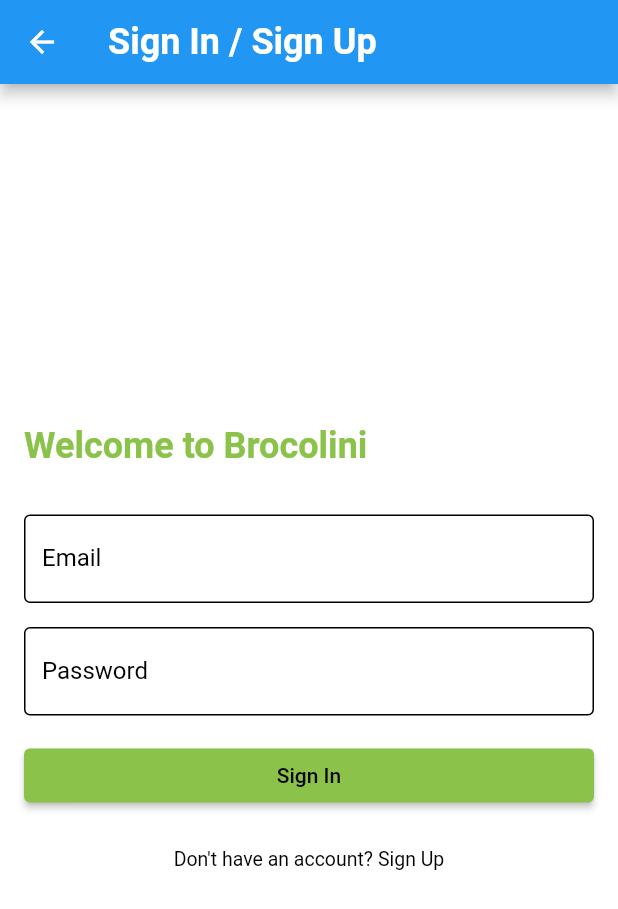
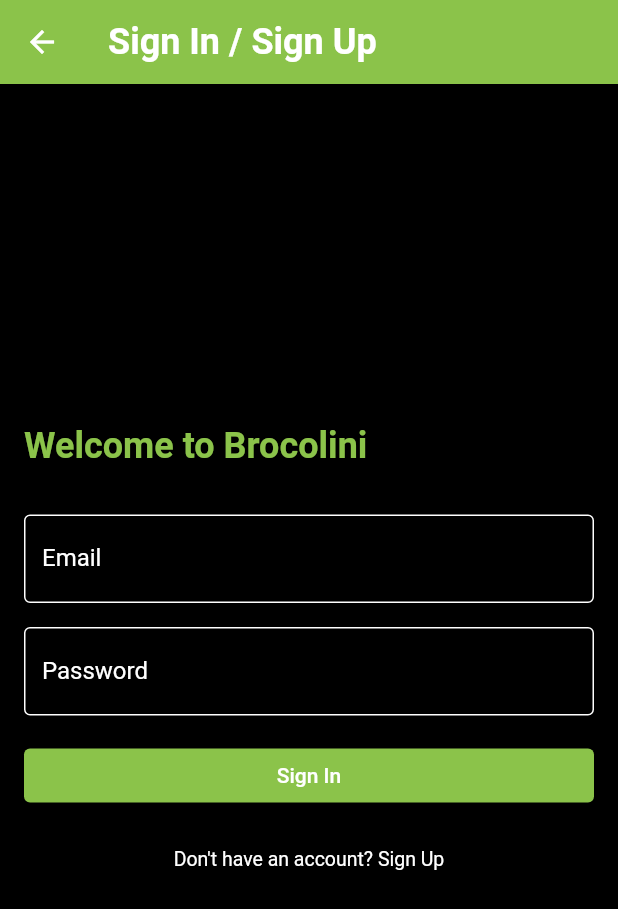
Before and after one commit to Djo111/bricolini, a Flutter app: the screen it shows after launch, after a tap on "Identify", on a phone screen of 412 x 824 dp. Shown: the top 909 px of the screen. Run offline on Flutter 3.47's test engine with Material 2 defaults, Android fonts, the phone set to English and light mode, and no system bars; our stand-ins replace flutter_map, flutter_spinbox, geocoding, geolocator, image_picker, latlong2; missing offline and left inert: jwt_decode; network calls fail.

Commit message:
update design

```diff
--- a/Front/lib/scenes/image_upload_widget.dart
+++ b/Front/lib/scenes/image_upload_widget.dart
@@ -72,7 +72,7 @@ class _ImageUploadWidgetState extends State<ImageUploadWidget> {
                   ),
                   backgroundColor: Colors.lightGreen,
                   padding: const EdgeInsets.symmetric(
-                      horizontal: 40.0, vertical: 15.0),
+                      horizontal: 20.0, vertical: 15.0),
                 ),
                 onPressed: () {
                   getImage(ImageSource.gallery);
@@ -89,7 +89,7 @@ class _ImageUploadWidgetState extends State<ImageUploadWidget> {
                   ),
                   backgroundColor: Colors.lightGreen,
                   padding: const EdgeInsets.symmetric(
-                      horizontal: 40.0, vertical: 15.0),
+                      horizontal: 20.0, vertical: 15.0),
                 ),
                 onPressed: () {
                   getImage(ImageSource.camera);
--- a/Front/lib/scenes/recycling_company_received_offers.dart
+++ b/Front/lib/scenes/recycling_company_received_offers.dart
@@ -89,7 +89,7 @@ class _RecyclingCompanyReceivedOffersState
   @override
   Widget build(BuildContext context) {
     return Scaffold(
-      backgroundColor: Colors.white,
+      backgroundColor: Colors.black,
       body: ListView.builder(
         itemCount: receivedOffers.length,
         itemBuilder: (context, index) {
@@ -109,7 +109,7 @@ class _RecyclingCompanyReceivedOffersState
                   borderRadius: BorderRadius.circular(8.0), // Adjust the border radius as needed.
                 ),
                 child: ListTile(
-                  textColor: Colors.black,
+                  textColor: Colors.white,
                   leading: Container(
                     decoration: BoxDecoration(
                       border: Border.all(
--- a/Front/lib/scenes/sign_in_page.dart
+++ b/Front/lib/scenes/sign_in_page.dart
@@ -105,9 +105,9 @@ class _SignInPageState extends State<SignInPage> {
   @override
   Widget build(BuildContext context) {
     return Scaffold(
-      backgroundColor: Colors.white,
+      backgroundColor: Colors.black,
       appBar: AppBar(
-        backgroundColor: Colors.blue,
+        backgroundColor: Colors.lightGreen,
         title: const Text(
           'Sign In / Sign Up',
           style: TextStyle(
@@ -135,22 +135,22 @@ class _SignInPageState extends State<SignInPage> {
             TextField(
               controller: _emailController, // Use the email controller
               style: const TextStyle(
-                color: Colors.black,
+                color: Colors.white,
               ),
               decoration: const InputDecoration(
                 labelText: 'Email',
                 border: OutlineInputBorder(),
                 hintText: "Enter Your Mail",
-                hintStyle: TextStyle(color: Colors.black),
-                labelStyle: TextStyle(color: Colors.black),
+                hintStyle: TextStyle(color: Colors.white),
+                labelStyle: TextStyle(color: Colors.white),
                 focusedBorder: OutlineInputBorder(
                   borderSide: BorderSide(
-                    color: Colors.blue,
+                    color: Colors.lightGreen,
                   ), // Set the color of the border when the field is focused
                 ),
                 enabledBorder: OutlineInputBorder(
                   borderSide: BorderSide(
-                    color: Colors.black,
+                    color: Colors.white,
                   ), // Set the color of the border when the field is not focused
                 ),
               ),
@@ -165,16 +165,16 @@ class _SignInPageState extends State<SignInPage> {
                   borderSide: BorderSide(color: Colors.red),
                 ),
                 hintText: "Enter Your Password",
-                hintStyle: TextStyle(color: Colors.black),
-                labelStyle: TextStyle(color: Colors.black),
+                hintStyle: TextStyle(color: Colors.white),
+                labelStyle: TextStyle(color: Colors.white),
                 focusedBorder: OutlineInputBorder(
-                  borderSide: BorderSide(color: Colors.blue),
+                  borderSide: BorderSide(color: Colors.lightGreen),
                 ),
                 enabledBorder: OutlineInputBorder(
-                  borderSide: BorderSide(color: Colors.black),
+                  borderSide: BorderSide(color: Colors.white),
                 ),
               ),
-              style: const TextStyle(color: Colors.black),
+              style: const TextStyle(color: Colors.white),
             ),
             const SizedBox(height: 16),
             ElevatedButton(
@@ -228,7 +228,7 @@ class _SignInPageState extends State<SignInPage> {
               child: const Text('Sign In'),
               style: ElevatedButton.styleFrom(
                 backgroundColor: Colors.lightGreen,
-                foregroundColor: Colors.black,
+                foregroundColor: Colors.white,
               ),
             ),
             const SizedBox(height: 8),
@@ -241,7 +241,7 @@ class _SignInPageState extends State<SignInPage> {
                 style: TextStyle(
                   fontSize: 13,
                   fontWeight: FontWeight.normal,
-                  color: Colors.black,
+                  color: Colors.white,
                 ),
               ),
             ),
--- a/Front/lib/scenes/simple_user_offers.dart
+++ b/Front/lib/scenes/simple_user_offers.dart
@@ -17,6 +17,7 @@ class _SimpleUserOffersState extends State<SimpleUserOffers> {
       backgroundColor: Colors.black45,
       body: Center(
         child: FloatingActionButton(
+          backgroundColor: Colors.lightGreen,
           child: const Icon(Icons.add),
           onPressed: () {
             print("simpleoffers:${widget.id}");
--- a/Front/lib/scenes/upload_image.dart
+++ b/Front/lib/scenes/upload_image.dart
@@ -163,7 +163,7 @@ class _UploadImageState extends State<UploadImage> {
   Widget build(BuildContext context) {
     return Scaffold(
       appBar: AppBar(
-        backgroundColor: Colors.black,
+        backgroundColor: Colors.lightGreen,
         title: const Text("Submit your Offer!"),
       ),
       body: Column(
--- a/Front/lib/scenes/welcomePage.dart
+++ b/Front/lib/scenes/welcomePage.dart
@@ -7,7 +7,7 @@ class WelcomeScreen extends StatelessWidget {
   @override
   Widget build(BuildContext context) {
     return Scaffold(
-      backgroundColor: Colors.black87, // Set the background color
+      backgroundColor: Colors.black, // Set the background color
       body: Center(
         child: Column(
           mainAxisAlignment: MainAxisAlignment.center,
@@ -45,7 +45,7 @@ class WelcomeScreen extends StatelessWidget {
                 width: 150, // Set the width of the button
                 height: 40, // Set the height of the button
                 decoration: BoxDecoration(
-                  color: Colors.brown, // Set the button background color
+                  color: Colors.lightGreen, // Set the button background color
                   borderRadius:
                       BorderRadius.circular(30), // Set rounded corners
                   boxShadow: [
@@ -62,7 +62,7 @@ class WelcomeScreen extends StatelessWidget {
                     style: TextStyle(
                         fontSize: 18,
                         fontWeight: FontWeight.bold,
-                        color: Colors.lightGreen),
+                        color: Colors.white),
                   ),
                 ),
               ),
@@ -96,7 +96,7 @@ class _FirstScreenState extends State<FirstScreen> {
   @override
   Widget build(BuildContext context) {
     return Scaffold(
-      backgroundColor: Colors.black87, // Set the background color
+      backgroundColor: Colors.black, // Set the background color
       body: Center(
         child: Column(
           mainAxisAlignment: MainAxisAlignment.center,
```
Also changed, not shown: Front/lib/scenes/booking_offer_page.dart (+19 -13 lines), Front/lib/scenes/find_trans.dart (+10 -3 lines), Front/lib/scenes/home_page.dart (+17 -4 lines), Front/lib/scenes/recycling_company_home_screen.dart (+10 -5 lines), Front/lib/scenes/simple_user_home_screen.dart (+13 -6 lines), Front/lib/scenes/simple_user_offers_adding.dart (+23 -7 lines).
